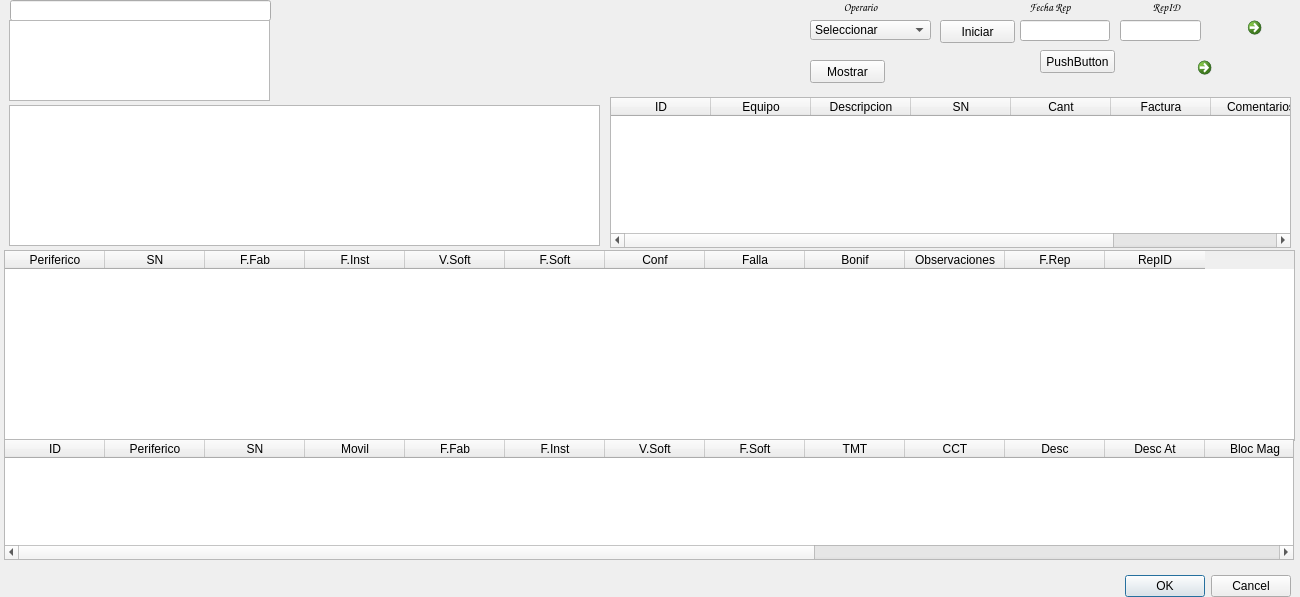
Qt form trabajo.ui (Matias2178/Sistema_Postventa) before a commit.
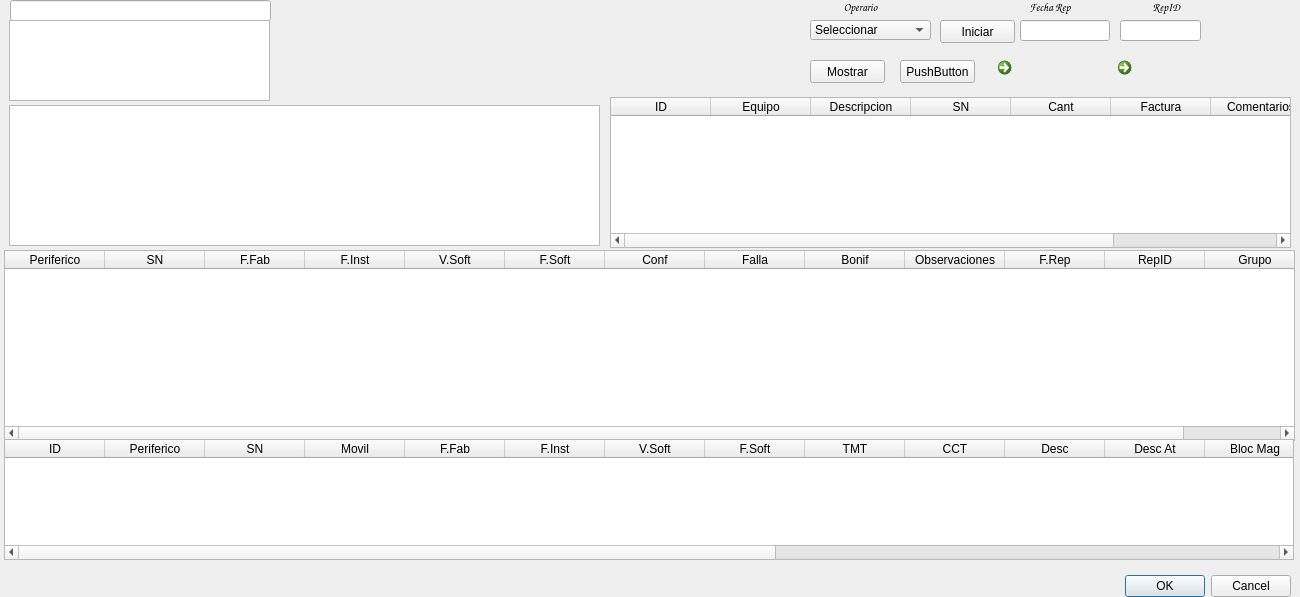
The same form after that commit. Icons and pictures are not drawn.

```diff
--- a/trabajo.ui
+++ b/trabajo.ui
@@ -148,6 +148,11 @@
      <string>RepID</string>
     </property>
    </column>
+   <column>
+    <property name="text">
+     <string>Grupo</string>
+    </property>
+   </column>
   </widget>
   <widget class="QTableWidget" name="TrabajoPerifericos">
    <property name="geometry">
@@ -224,6 +229,11 @@
      <string>RepID</string>
     </property>
    </column>
+   <column>
+    <property name="text">
+     <string>Grupo</string>
+    </property>
+   </column>
   </widget>
   <widget class="QTableWidget" name="TrabajoIngreso">
    <property name="geometry">
@@ -411,7 +421,7 @@
   <widget class="QCommandLinkButton" name="RepInterno">
    <property name="geometry">
     <rect>
-     <x>1190</x>
+     <x>990</x>
      <y>50</y>
      <width>31</width>
      <height>31</height>
@@ -485,8 +495,8 @@
   <widget class="QCommandLinkButton" name="RepInterno_2">
    <property name="geometry">
     <rect>
-     <x>1240</x>
-     <y>10</y>
+     <x>1110</x>
+     <y>50</y>
      <width>31</width>
      <height>31</height>
     </rect>
@@ -628,8 +638,8 @@
   <widget class="QPushButton" name="pushButton">
    <property name="geometry">
     <rect>
-     <x>1040</x>
-     <y>50</y>
+     <x>900</x>
+     <y>60</y>
      <width>75</width>
      <height>23</height>
     </rect>
```
